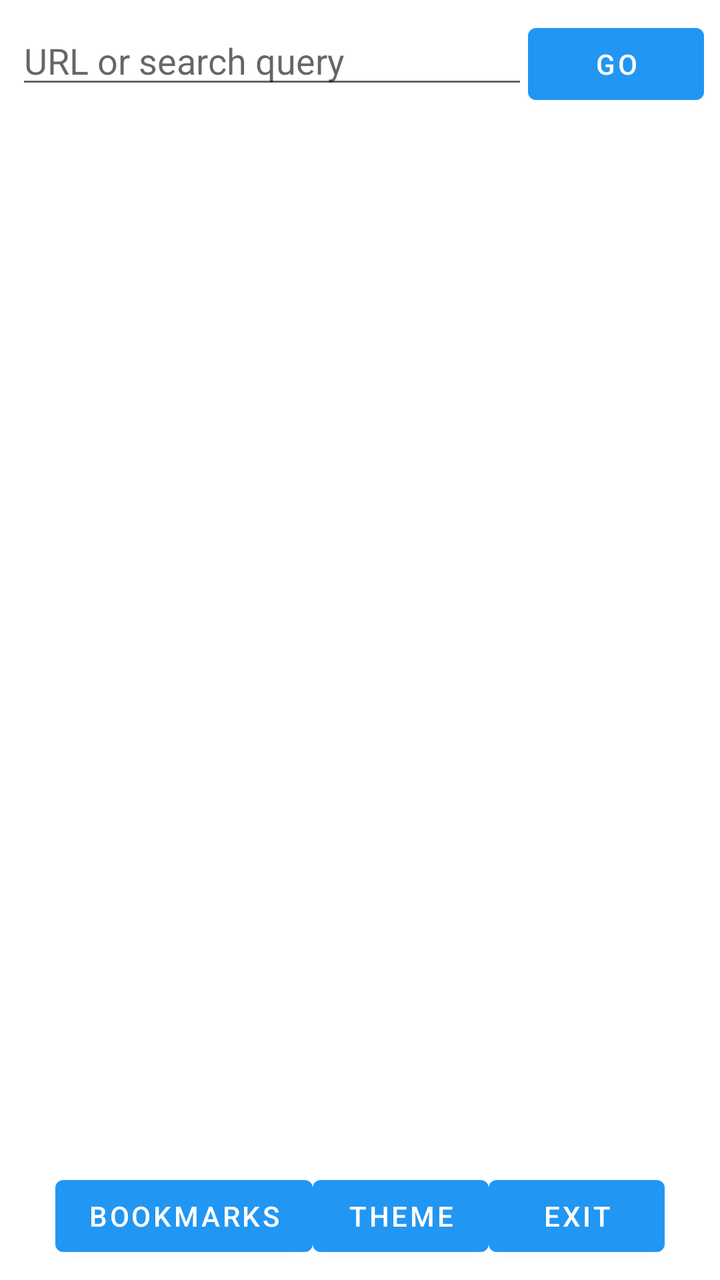
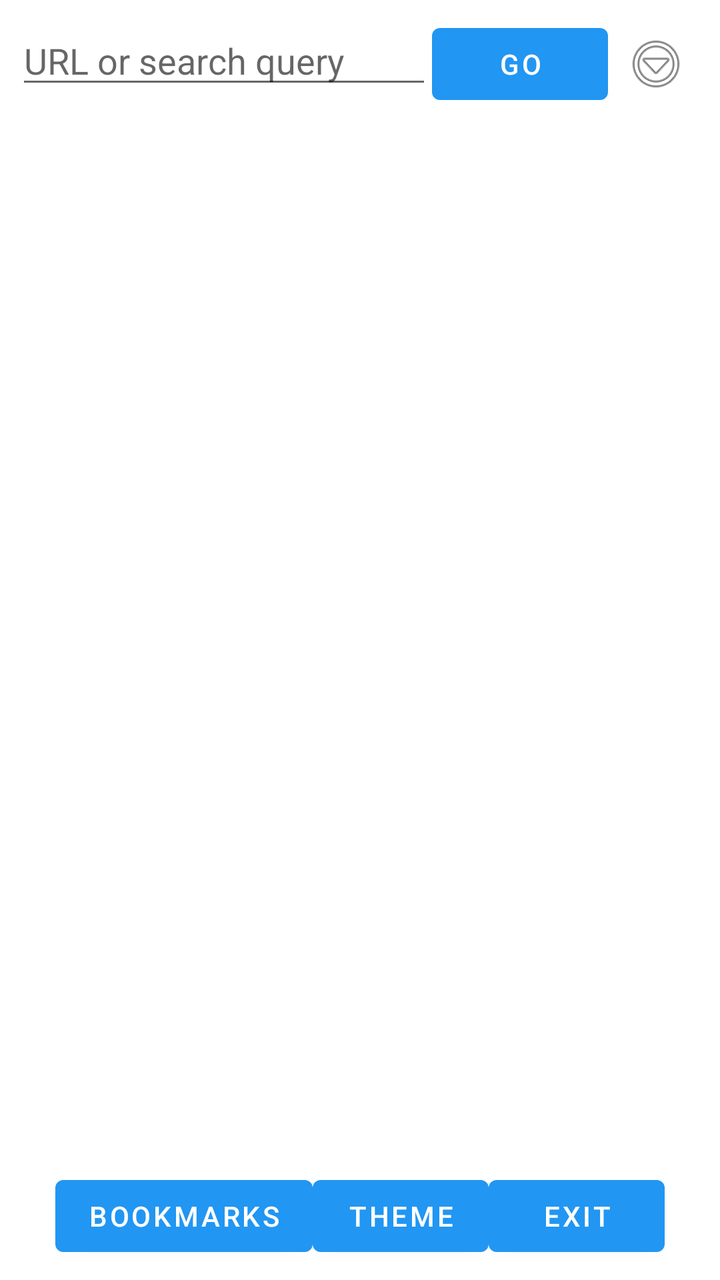

Screens rendered from an Android XML layout before and after an edit, with the pre-edit source and the edit as a unified diff.
<!-- AndroidManifest.xml: application theme Theme.TextReader -->
<!-- res/layout/activity_main.xml -->
<?xml version="1.0" encoding="utf-8"?>
<androidx.constraintlayout.widget.ConstraintLayout
    xmlns:android="http://schemas.android.com/apk/res/android"
    xmlns:app="http://schemas.android.com/apk/res-auto"
    android:id="@+id/rootLayout"
    android:layout_width="match_parent"
    android:layout_height="match_parent">

    <LinearLayout
        android:id="@+id/topBar"
        android:layout_width="0dp"
        android:layout_height="wrap_content"
        android:orientation="horizontal"
        android:padding="8dp"
        app:layout_constraintTop_toTopOf="parent"
        app:layout_constraintStart_toStartOf="parent"
        app:layout_constraintEnd_toEndOf="parent">

        <EditText
            android:id="@+id/urlInput"
            android:layout_width="0dp"
            android:layout_height="wrap_content"
            android:layout_weight="1"
            android:hint="URL or search query" />

        <Button
            android:id="@+id/goButton"
            android:layout_width="wrap_content"
            android:layout_height="wrap_content"
            android:text="Go" />
    </LinearLayout>

    <TextView
        android:id="@+id/contentView"
        android:layout_width="0dp"
        android:layout_height="0dp"
        android:padding="16dp"
        android:textSize="16sp"
        android:gravity="top|start"
        android:scrollbars="vertical"
        app:layout_constraintTop_toBottomOf="@id/topBar"
        app:layout_constraintBottom_toTopOf="@id/bottomBar"
        app:layout_constraintStart_toStartOf="parent"
        app:layout_constraintEnd_toEndOf="parent" />

    <LinearLayout
        android:id="@+id/bottomBar"
        android:layout_width="0dp"
        android:layout_height="wrap_content"
        android:orientation="horizontal"
        android:gravity="center"
        android:padding="8dp"
        app:layout_constraintBottom_toBottomOf="parent"
        app:layout_constraintStart_toStartOf="parent"
        app:layout_constraintEnd_toEndOf="parent">

        <Button
            android:id="@+id/bookmarksButton"
            android:layout_width="wrap_content"
            android:layout_height="wrap_content"
            android:text="Bookmarks" />

        <Button
            android:id="@+id/themeButton"
            android:layout_width="wrap_content"
            android:layout_height="wrap_content"
            android:text="Theme" />

        <Button
            android:id="@+id/exitButton"
            android:layout_width="wrap_content"
            android:layout_height="wrap_content"
            android:text="Exit" />
    </LinearLayout>

</androidx.constraintlayout.widget.ConstraintLayout>
<!-- resources referenced by this layout -->
<resources>
  <style name="Theme.TextReader" parent="Theme.MaterialComponents.DayNight.NoActionBar">
          <item name="colorPrimary">@color/colorPrimary</item>
          <item name="colorPrimaryVariant">@color/colorPrimaryDark</item>
          <item name="colorAccent">@color/colorAccent</item>
      </style>
  <color name="colorPrimary">#2196F3</color>
  <color name="colorPrimaryDark">#1976D2</color>
  <color name="colorAccent">#FF9800</color>
</resources>

<!-- the commit's change to res/layout/activity_main.xml (unified diff, before → after) -->
@@ -28,6 +28,15 @@
             android:layout_width="wrap_content"
             android:layout_height="wrap_content"
             android:text="Go" />
+
+        <ImageButton
+            android:id="@+id/menuButton"
+            android:layout_width="wrap_content"
+            android:layout_height="wrap_content"
+            android:contentDescription="Menu"
+            android:padding="8dp"
+            android:src="@android:drawable/ic_menu_more"
+            android:background="?android:attr/selectableItemBackgroundBorderless" />
     </LinearLayout>
 
     <TextView
